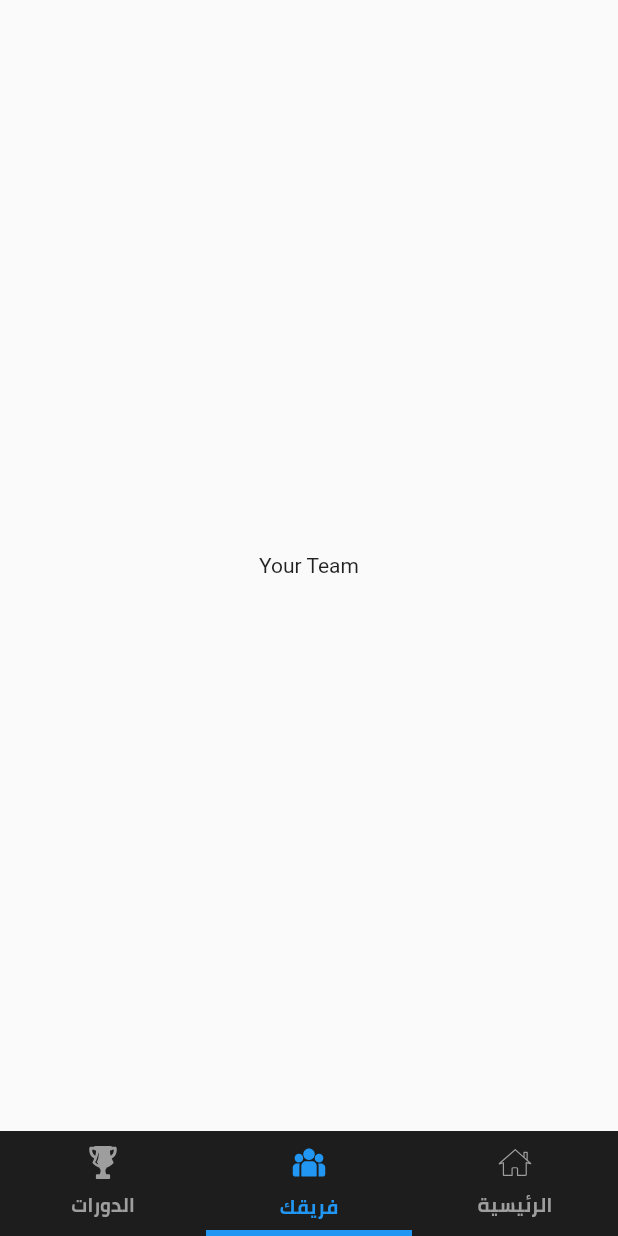
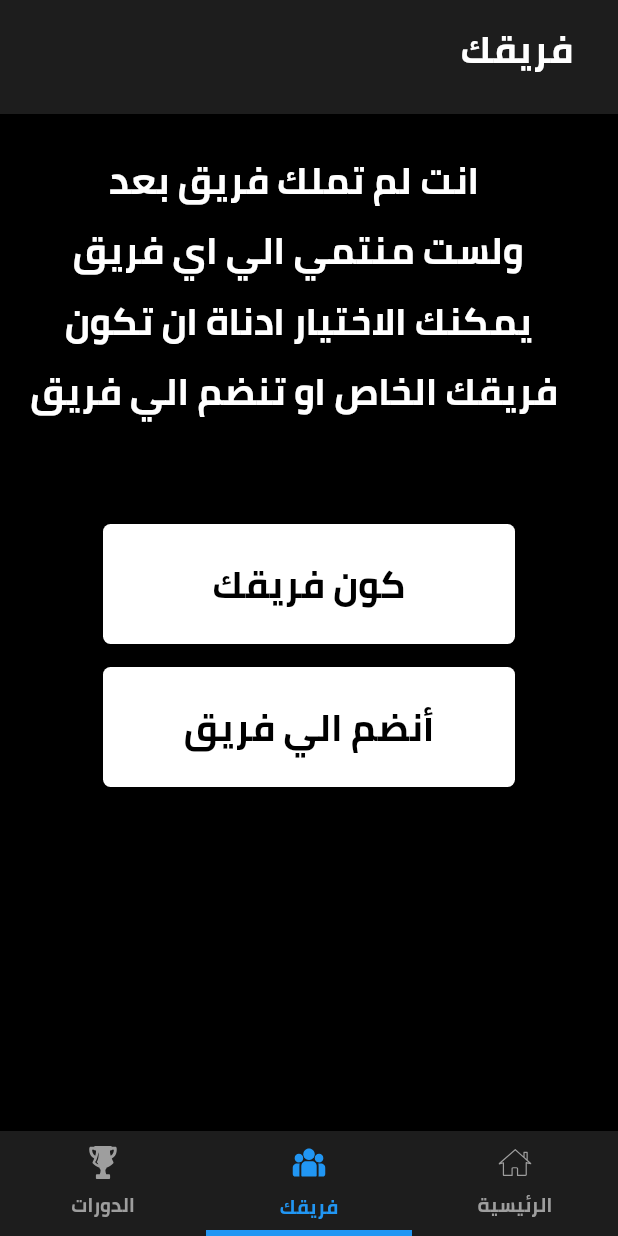
Before and after one commit to mohammedelshafey12/footballapp, a Flutter app: the screen it shows once a user with an empty profile is signed in, item 2 of the bottom bar chosen, on a phone screen of 412 x 824 dp. Run offline on Flutter 3.47's test engine with Material 2 defaults, Android fonts, the phone set to English and light mode, and no system bars; our stand-ins replace carousel_slider, cloud_firestore, firebase_auth, flutter_svg, google_sign_in, modal_bottom_sheet and 1 more; missing offline and left inert: flutter_login_facebook; accounts and stored records are empty.

Commit message:
team & create team added

```diff
--- a/lib/Ui/Screens/home_page.dart
+++ b/lib/Ui/Screens/home_page.dart
@@ -1,6 +1,8 @@
 import 'package:flutter/material.dart';
 import 'package:flutter_svg/flutter_svg.dart';
 import 'package:footballapp/Ui/Screens/home_screen.dart';
+import 'package:footballapp/Ui/Screens/create_team.dart';
+import 'package:footballapp/Ui/Screens/team.dart';
 import 'package:footballapp/Ui/Widgets/custom_home_drawer.dart';
 import 'package:footballapp/utils/colors_file.dart';
 
@@ -16,12 +18,7 @@ class _HomePageState extends State<HomePage> {
   Widget build(BuildContext context) {
     final items = [
       HomeScreen(),
-      Center(
-        child: Text("Chat"),
-      ),
-      Center(
-        child: Text("Your Team"),
-      ),
+      Team(),
       Center(
         child: Text("Tournaments"),
       ),
@@ -31,9 +28,9 @@ class _HomePageState extends State<HomePage> {
         bottomNavigationBar: Row(
           children: [
             BuildNavBar('images/tournament.svg', 'images/tournament.svg', 'الدورات',
-                true, 3),
+                true, 2),
             BuildNavBar(
-                'images/team1.svg', 'images/team1.svg', 'فريقك', true, 2),
+                'images/team1.svg', 'images/team1.svg', 'فريقك', true, 1),
             BuildNavBar('images/HomeIcon1.svg', 'images/HomeIcon2.svg', 'الرئيسية',
                 true, 0),
           ],
--- /dev/null
+++ b/lib/Ui/Screens/team.dart
@@ -0,0 +1,108 @@
+import 'package:flutter/material.dart';
+import 'package:footballapp/Ui/Screens/create_team.dart';
+import 'package:footballapp/Ui/Screens/join_team.dart';
+import 'package:footballapp/utils/colors_file.dart';
+import 'package:footballapp/utils/navigator.dart';
+
+class Team extends StatelessWidget {
+  @override
+  Widget build(BuildContext context) {
+    return Scaffold(
+      backgroundColor: blackColor,
+      appBar: AppBar(
+          backgroundColor: greyPrimaryColor,
+          bottom: PreferredSize(
+            preferredSize: Size.square(20),
+            child: Container(
+              // height: 200,
+              child: Column(
+                children: [
+                  Container(
+                    padding: const EdgeInsets.only(right: 30, left: 20),
+                    child: Align(
+                        alignment: Alignment.centerRight,
+                        child: Text(
+                          "فريقك",
+                          style: TextStyle(
+                              color: whiteColor,
+                              fontSize: 25,
+                              fontFamily: 'custom_font'),
+                        )),
+                  ),
+                  SizedBox(
+                    height: 20,
+                  ),
+                ],
+              ),
+            ),
+          )),
+      body: Column(
+        crossAxisAlignment: CrossAxisAlignment.end,
+        children: [
+          Padding(
+            padding: const EdgeInsets.only(top: 20,right: 20),
+            child: Text(
+              "انت لم تملك فريق بعد\n ولست منتمي الي اي فريق \n يمكنك الاختيار ادناة ان تكون فريقك الخاص او تنضم الي فريق",
+              textAlign: TextAlign.center,
+              style: TextStyle(
+                  color: whiteColor,
+                  fontSize: 25,
+                  fontFamily: 'custom_font'),
+            ),
+          ),
+          SizedBox(height: 50,),
+          Center(
+            child: Container(
+              height: MediaQuery.of(context).size.height/4,
+              child: Column(
+                mainAxisAlignment: MainAxisAlignment.spaceEvenly,
+                children: [
+                  InkWell(
+                    onTap: (){
+                      navigateAndKeepStack(context, CreateTeam());
+                    },
+                    child: Container(
+                      alignment: Alignment.center,
+                      width: MediaQuery.of(context).size.width/1.5,
+                      height: 80,
+                      decoration: BoxDecoration(
+                        color: whiteColor,
+                        borderRadius: BorderRadius.circular(5)
+                      ),
+                      child: Text(
+                        "كون فريقك",
+                        style: TextStyle(
+                            color: blackColor,
+                            fontSize: 25,
+                            fontFamily: 'custom_font'),
+                      ),
+                    ),
+                  ),
+                  InkWell(
+                    onTap: (){
+                      navigateAndKeepStack(context, JoinTeam());
+                    },
+                    child: Container(
+                      alignment: Alignment.center,
+                      width: MediaQuery.of(context).size.width / 1.5,
+                      height: 80,
+                      decoration: BoxDecoration(
+                          color: whiteColor, borderRadius: BorderRadius.circular(5)),
+                      child: Text(
+                        "أنضم الي فريق",
+                        style: TextStyle(
+                            color: blackColor,
+                            fontSize: 25,
+                            fontFamily: 'custom_font'),
+                      ),
+                    ),
+                  ),
+                ],
+              ),
+            ),
+          ),
+        ],
+      ),
+    );
+  }
+}
--- a/lib/main.dart
+++ b/lib/main.dart
@@ -2,6 +2,7 @@ import 'package:flutter/material.dart';
 import 'package:footballapp/Provider/modelHud.dart';
 import 'package:footballapp/Ui/Screens/SplahScreen.dart';
 import 'package:footballapp/Ui/Screens/home_page.dart';
+import 'package:footballapp/Ui/Screens/create_team.dart';
 import 'package:provider/provider.dart';
 
 void main() {
@@ -14,6 +15,6 @@ void main() {
       child: MaterialApp(
         debugShowCheckedModeBanner: false,
         home: SplashScreen(),
-        // home: HomePage(),
+        // home: CreateTeam(),
       )));
 }
```
Also changed, not shown: lib/Ui/Screens/create_team.dart (added, +247 -0 lines), lib/Ui/Screens/join_team.dart (added, +46 -0 lines), images/playerAvatar.png (added), images/playground.jpg (added), pubspec.lock.
